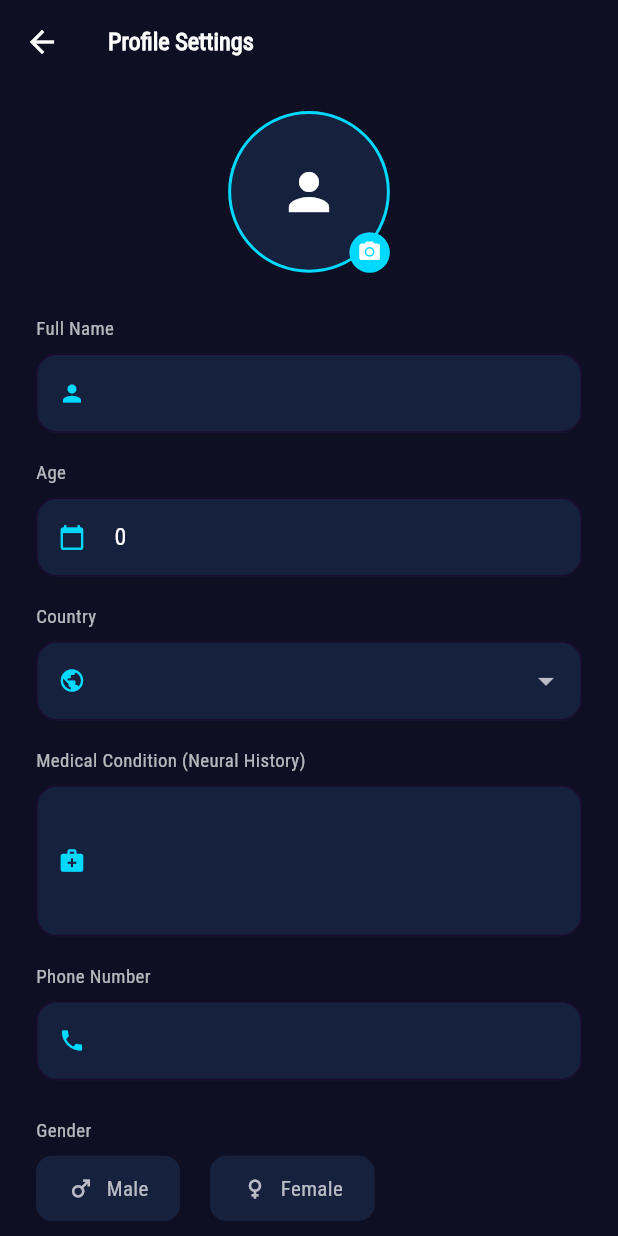
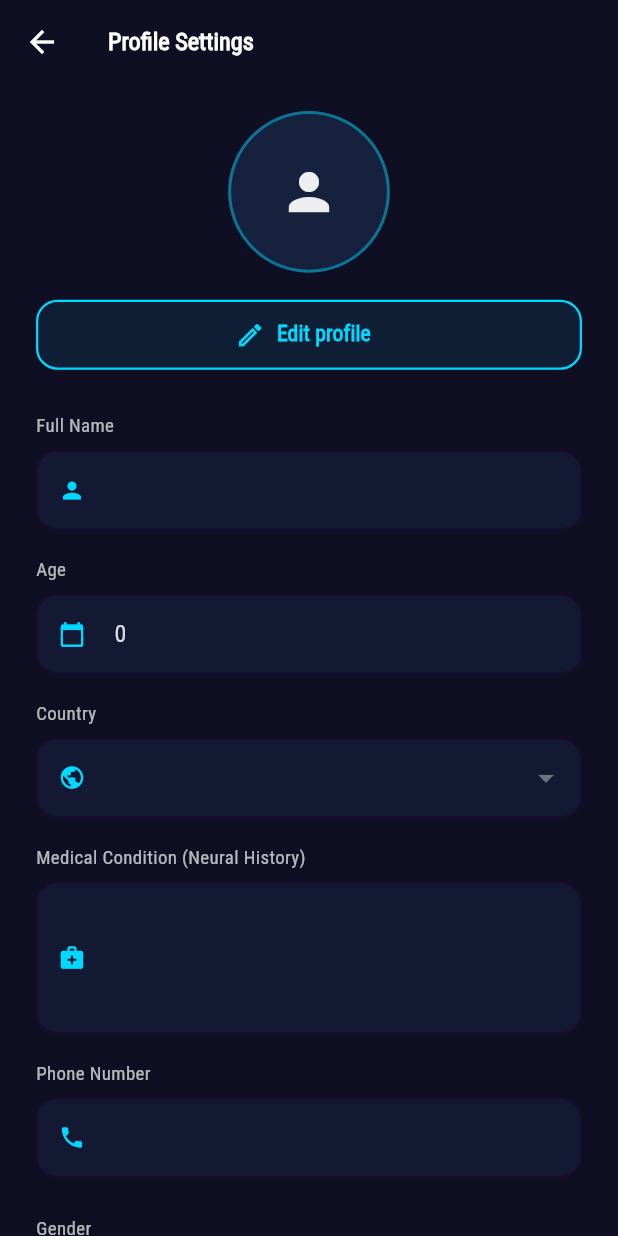
Before and after one commit to Abdelrhman-M98/nuro_app, a Flutter app: the ProfileScreen screen opened by its route, on a phone screen of 412 x 824 dp. Run offline on Flutter 3.47's test engine with Material 3 defaults, Android fonts, the phone set to English and light mode, and no system bars; our stand-ins replace audioplayers, cached_network_image, cloud_firestore, country_picker, firebase_auth, firebase_core and 13 more; accounts and stored records are empty; network calls fail.

```diff
--- a/lib/Features/Entry_View/presentation/view/widget/signup_body.dart
+++ b/lib/Features/Entry_View/presentation/view/widget/signup_body.dart
@@ -43,6 +43,8 @@ class _SignupBodyState extends State<SignupBody> {
       context.read<AuthCubit>().register(
         email: emailController.text.trim(),
         password: passwordController.text.trim(),
+        fullName: nameController.text.trim(),
+        phone: phoneController.text.trim(),
       );
     }
   }
--- a/lib/Features/Home_view/profile_screen.dart
+++ b/lib/Features/Home_view/profile_screen.dart
@@ -63,6 +63,7 @@ class ProfileViewBody extends StatefulWidget {
 
 class _ProfileViewBodyState extends State<ProfileViewBody> {
   UserModel? _lastUserForAvatar;
+  late bool _editing;
 
   final nameController = TextEditingController();
   final ageController = TextEditingController();
@@ -72,6 +73,14 @@ class _ProfileViewBodyState extends State<ProfileViewBody> {
   final passwordController = TextEditingController();
   final confirmPasswordController = TextEditingController();
   String genderSelection = 'Male';
+
+  @override
+  void initState() {
+    super.initState();
+    _editing = widget.onboarding;
+  }
+
+  bool get _fieldsEditable => widget.onboarding || _editing;
 
   bool _needsPasswordLink(User? user) {
     if (user == null || user.email == null || user.email!.isEmpty) {
@@ -92,13 +101,13 @@ class _ProfileViewBodyState extends State<ProfileViewBody> {
     super.dispose();
   }
 
-  void _populateData(ProfileLoaded state) {
-    nameController.text = state.user.name;
-    ageController.text = state.user.age.toString();
-    countryController.text = state.user.country;
-    diseasesController.text = state.user.condition;
-    phoneController.text = state.user.phone;
-    genderSelection = state.user.gender;
+  void _populateFromUser(UserModel user) {
+    nameController.text = user.name;
+    ageController.text = user.age.toString();
+    countryController.text = user.country;
+    diseasesController.text = user.condition;
+    phoneController.text = user.phone;
+    genderSelection = user.gender;
   }
 
   @override
@@ -113,12 +122,15 @@ class _ProfileViewBodyState extends State<ProfileViewBody> {
               backgroundColor: Colors.green,
             ),
           );
+          if (!widget.onboarding) {
+            setState(() => _editing = false);
+          }
           if (widget.onboarding && context.mounted) {
             GoRouter.of(context).go(AppRouter.kHomeView);
           }
         } else if (state is ProfileLoaded) {
           _lastUserForAvatar = state.user;
-          if (nameController.text.isEmpty) _populateData(state);
+          if (nameController.text.isEmpty) _populateFromUser(state.user);
         } else if (state is ProfileError) {
           ScaffoldMessenger.of(context).showSnackBar(
             SnackBar(content: Text(state.message), backgroundColor: Colors.red),
@@ -142,9 +154,9 @@ class _ProfileViewBodyState extends State<ProfileViewBody> {
           padding: EdgeInsets.symmetric(horizontal: 24.w, vertical: 20.h),
           child: Column(
             children: [
-              GestureDetector(
-                onTap: () => context.read<ProfileCubit>().uploadProfileImage(),
-                child: Stack(
+              Builder(
+                builder: (context) {
+                  final avatarStack = Stack(
                     alignment: Alignment.bottomRight,
                     children: [
                       Container(
@@ -152,10 +164,17 @@ class _ProfileViewBodyState extends State<ProfileViewBody> {
                         height: 120.r,
                         decoration: BoxDecoration(
                           shape: BoxShape.circle,
-                        border: Border.all(color: kAccentColor, width: 2),
+                          border: Border.all(
+                            color: kAccentColor.withValues(
+                              alpha: _fieldsEditable ? 1 : 0.45,
+                            ),
+                            width: 2,
+                          ),
                           color: kSurfaceColor,
                         ),
                         child: ClipOval(
+                          child: Opacity(
+                            opacity: _fieldsEditable ? 1 : 0.92,
                             child: loadedUser != null
                                 ? ProfileAvatarImage(
                                     user: loadedUser,
@@ -164,23 +183,69 @@ class _ProfileViewBodyState extends State<ProfileViewBody> {
                                 : _buildDefaultAvatar(currentGender),
                           ),
                         ),
+                      ),
+                      if (_fieldsEditable)
                         Container(
                           padding: EdgeInsets.all(6.r),
-                      decoration: const BoxDecoration(color: kAccentColor, shape: BoxShape.circle),
-                      child: Icon(Icons.camera_alt, size: 18.sp, color: Colors.white),
+                          decoration: const BoxDecoration(
+                            color: kAccentColor,
+                            shape: BoxShape.circle,
+                          ),
+                          child: Icon(
+                            Icons.camera_alt,
+                            size: 18.sp,
+                            color: Colors.white,
+                          ),
                         ),
                     ],
+                  );
+                  if (!_fieldsEditable) {
+                    return avatarStack;
+                  }
+                  return GestureDetector(
+                    onTap: () =>
+                        context.read<ProfileCubit>().uploadProfileImage(),
+                    child: avatarStack,
+                  );
+                },
+              ),
+              if (!widget.onboarding && !_editing && state is ProfileLoaded)
+                Padding(
+                  padding: EdgeInsets.only(top: 20.h),
+                  child: SizedBox(
+                    width: double.infinity,
+                    height: 52.h,
+                    child: OutlinedButton.icon(
+                      onPressed: state is ProfileUpdating
+                          ? null
+                          : () => setState(() => _editing = true),
+                      icon: Icon(Icons.edit_outlined, color: kAccentColor, size: 22.sp),
+                      label: Text(
+                        'Edit profile',
+                        style: FontStyles.roboto16.copyWith(
+                          color: kAccentColor,
+                          fontWeight: FontWeight.w700,
+                        ),
+                      ),
+                      style: OutlinedButton.styleFrom(
+                        side: const BorderSide(color: kAccentColor, width: 1.5),
+                        shape: RoundedRectangleBorder(
+                          borderRadius: BorderRadius.circular(16.r),
+                        ),
+                        backgroundColor: kAccentColor.withValues(alpha: 0.08),
+                      ),
+                    ),
                   ),
                 ),
               SizedBox(height: 32.h),
 
-              _buildField("Full Name", nameController, Icons.person),
-              _buildField("Age", ageController, Icons.calendar_today, isNumber: true),
+              _buildField("Full Name", nameController, Icons.person, readOnly: !_fieldsEditable),
+              _buildField("Age", ageController, Icons.calendar_today, isNumber: true, readOnly: !_fieldsEditable),
 
-              _buildCountryField(),
+              _buildCountryField(readOnly: !_fieldsEditable),
 
-              _buildField("Medical Condition (Neural History)", diseasesController, Icons.medical_services, isMultiline: true),
-              _buildField("Phone Number", phoneController, Icons.phone),
+              _buildField("Medical Condition (Neural History)", diseasesController, Icons.medical_services, isMultiline: true, readOnly: !_fieldsEditable),
+              _buildField("Phone Number", phoneController, Icons.phone, readOnly: !_fieldsEditable),
 
               Align(
                 alignment: Alignment.centerLeft,
@@ -189,7 +254,7 @@ class _ProfileViewBodyState extends State<ProfileViewBody> {
                   child: Text("Gender", style: FontStyles.roboto14.copyWith(color: Colors.white70)),
                 ),
               ),
-              _buildGenderRadioButtons(),
+              _buildGenderRadioButtons(readOnly: !_fieldsEditable),
 
               if (showPasswordLink) ...[
                 SizedBox(height: 8.h),
@@ -210,25 +275,33 @@ class _ProfileViewBodyState extends State<ProfileViewBody> {
                 ),
               ],
 
+              if (state is ProfileLoaded && !widget.onboarding && !_editing) ...[
                 SizedBox(height: 30.h),
-
-              if (state is ProfileLoaded && !widget.onboarding)
                 SizedBox(
                   width: double.infinity,
                   height: 50.h,
                   child: OutlinedButton.icon(
-                    onPressed: () => PdfReportGenerator.generateAndPrintReport(state.user),
+                    onPressed: () =>
+                        PdfReportGenerator.generateAndPrintReport(state.user),
                     icon: const Icon(Icons.picture_as_pdf, color: kAccentColor),
-                    label: Text("Generate PDF Report", style: FontStyles.roboto16.copyWith(color: kAccentColor)),
+                    label: Text(
+                      "Generate PDF Report",
+                      style: FontStyles.roboto16.copyWith(color: kAccentColor),
+                    ),
                     style: OutlinedButton.styleFrom(
                       side: const BorderSide(color: kAccentColor),
-                      shape: RoundedRectangleBorder(borderRadius: BorderRadius.circular(16.r)),
+                      shape: RoundedRectangleBorder(
+                        borderRadius: BorderRadius.circular(16.r),
                       ),
                     ),
                   ),
+                ),
+                SizedBox(height: 16.h),
+              ],
 
-              SizedBox(height: 16.h),
+              if (widget.onboarding || _editing) SizedBox(height: 16.h),
 
+              if (widget.onboarding || _editing) ...[
                 SizedBox(
                   width: double.infinity,
                   height: 56.h,
@@ -288,9 +361,10 @@ class _ProfileViewBodyState extends State<ProfileViewBody> {
                       : Text("Save Changes", style: FontStyles.roboto18.copyWith(color: Colors.white, fontWeight: FontWeight.bold)),
                   ),
                 ),
+              ],
 
               SizedBox(height: 16.h),
-              if (!widget.onboarding)
+              if (!widget.onboarding && !_editing)
                 SizedBox(
                   width: double.infinity,
                   height: 56.h,
@@ -366,7 +440,17 @@ class _ProfileViewBodyState extends State<ProfileViewBody> {
     );
   }
 
-  Widget _buildField(String label, TextEditingController controller, IconData icon, {bool isNumber = false, bool isMultiline = false}) {
+  Widget _buildField(
+    String label,
+    TextEditingController controller,
+    IconData icon, {
+    bool isNumber = false,
+    bool isMultiline = false,
+    bool readOnly = false,
+  }) {
+    final fill = readOnly
+        ? kSurfaceColor.withValues(alpha: 0.55)
+        : kSurfaceColor;
     return Padding(
       padding: EdgeInsets.only(bottom: 20.h),
       child: Column(
@@ -376,14 +460,16 @@ class _ProfileViewBodyState extends State<ProfileViewBody> {
           SizedBox(height: 8.h),
           TextField(
             controller: controller,
+            readOnly: readOnly,
+            enableInteractiveSelection: !readOnly,
             keyboardType: isMultiline ? TextInputType.multiline : (isNumber ? TextInputType.number : TextInputType.text),
             maxLines: isMultiline ? null : 1,
             minLines: isMultiline ? 3 : 1,
-            style: const TextStyle(color: Colors.white),
+            style: TextStyle(color: Colors.white.withValues(alpha: readOnly ? 0.85 : 1)),
             decoration: InputDecoration(
               prefixIcon: Icon(icon, color: kAccentColor, size: 20.sp),
               filled: true,
-              fillColor: kSurfaceColor,
+              fillColor: fill,
               contentPadding: EdgeInsets.symmetric(horizontal: 16.w, vertical: 16.h),
               border: OutlineInputBorder(
                 borderRadius: BorderRadius.circular(16.r),
@@ -391,7 +477,10 @@ class _ProfileViewBodyState extends State<ProfileViewBody> {
               ),
               focusedBorder: OutlineInputBorder(
                 borderRadius: BorderRadius.circular(16.r),
-                borderSide: const BorderSide(color: kAccentColor, width: 1),
+                borderSide: BorderSide(
+                  color: readOnly ? Colors.transparent : kAccentColor,
+                  width: 1,
+                ),
               ),
             ),
           ),
@@ -400,7 +489,40 @@ class _ProfileViewBodyState extends State<ProfileViewBody> {
     );
   }
 
-  Widget _buildCountryField() {
+  Widget _buildCountryField({bool readOnly = false}) {
+    final fill = readOnly
+        ? kSurfaceColor.withValues(alpha: 0.55)
+        : kSurfaceColor;
+    final field = AbsorbPointer(
+      absorbing: readOnly,
+      child: TextField(
+        controller: countryController,
+        readOnly: true,
+        style: TextStyle(color: Colors.white.withValues(alpha: readOnly ? 0.85 : 1)),
+        decoration: InputDecoration(
+          prefixIcon: Icon(Icons.public, color: kAccentColor, size: 20.sp),
+          suffixIcon: Icon(
+            Icons.arrow_drop_down,
+            color: readOnly ? Colors.white38 : Colors.white70,
+          ),
+          filled: true,
+          fillColor: fill,
+          contentPadding: EdgeInsets.symmetric(horizontal: 16.w, vertical: 16.h),
+          border: OutlineInputBorder(
+            borderRadius: BorderRadius.circular(16.r),
+            borderSide: BorderSide.none,
+          ),
+          focusedBorder: OutlineInputBorder(
+            borderRadius: BorderRadius.circular(16.r),
+            borderSide: BorderSide(
+              color: readOnly ? Colors.transparent : kAccentColor,
+              width: 1,
+            ),
+          ),
+        ),
+      ),
+    );
+
     return Padding(
       padding: EdgeInsets.only(bottom: 20.h),
       child: Column(
@@ -408,14 +530,17 @@ class _ProfileViewBodyState extends State<ProfileViewBody> {
         children: [
           Text("Country", style: FontStyles.roboto14.copyWith(color: Colors.white70)),
           SizedBox(height: 8.h),
-          GestureDetector(
+          readOnly
+              ? field
+              : GestureDetector(
                   onTap: () {
                     showCountryPicker(
                       context: context,
                       showPhoneCode: false,
                       onSelect: (Country country) {
                         setState(() {
-                    countryController.text = "${country.flagEmoji} ${country.name}";
+                          countryController.text =
+                              "${country.flagEmoji} ${country.name}";
                         });
                       },
                       countryListTheme: CountryListThemeData(
@@ -437,34 +562,41 @@ class _ProfileViewBodyState extends State<ProfileViewBody> {
                       ),
                     );
                   },
-            child: AbsorbPointer(
-              child: TextField(
-                controller: countryController,
-                style: const TextStyle(color: Colors.white),
-                decoration: InputDecoration(
-                  prefixIcon: Icon(Icons.public, color: kAccentColor, size: 20.sp),
-                  suffixIcon: const Icon(Icons.arrow_drop_down, color: Colors.white70),
-                  filled: true,
-                  fillColor: kSurfaceColor,
-                  contentPadding: EdgeInsets.symmetric(horizontal: 16.w, vertical: 16.h),
-                  border: OutlineInputBorder(
-                    borderRadius: BorderRadius.circular(16.r),
-                    borderSide: BorderSide.none,
+                  child: field,
                 ),
-                  focusedBorder: OutlineInputBorder(
-                    borderRadius: BorderRadius.circular(16.r),
-                    borderSide: const BorderSide(color: kAccentColor, width: 1),
+        ],
       ),
+    );
+  }
+
+  Widget _buildGenderRadioButtons({bool readOnly = false}) {
+    if (readOnly) {
+      return Container(
+        width: double.infinity,
+        padding: EdgeInsets.symmetric(horizontal: 16.w, vertical: 14.h),
+        decoration: BoxDecoration(
+          color: kSurfaceColor.withValues(alpha: 0.55),
+          borderRadius: BorderRadius.circular(12.r),
         ),
+        child: Row(
+          children: [
+            Icon(
+              genderSelection == "Female" ? Icons.female : Icons.male,
+              color: kAccentColor,
+              size: 22.sp,
             ),
+            SizedBox(width: 10.w),
+            Text(
+              genderSelection,
+              style: FontStyles.roboto16.copyWith(
+                color: Colors.white.withValues(alpha: 0.9),
+                fontWeight: FontWeight.w600,
               ),
             ),
           ],
         ),
       );
     }
-
-  Widget _buildGenderRadioButtons() {
     return Row(
       children: [
         _buildGenderOption("Male"),
```
Also changed, not shown: lib/Features/Entry_View/Data/repository/auth_repo.dart (+36 -2 lines), lib/Features/Entry_View/presentation/auth/auth_cubit.dart (+19 -1 lines). Lines whose indentation alone changed are shown as unchanged.
